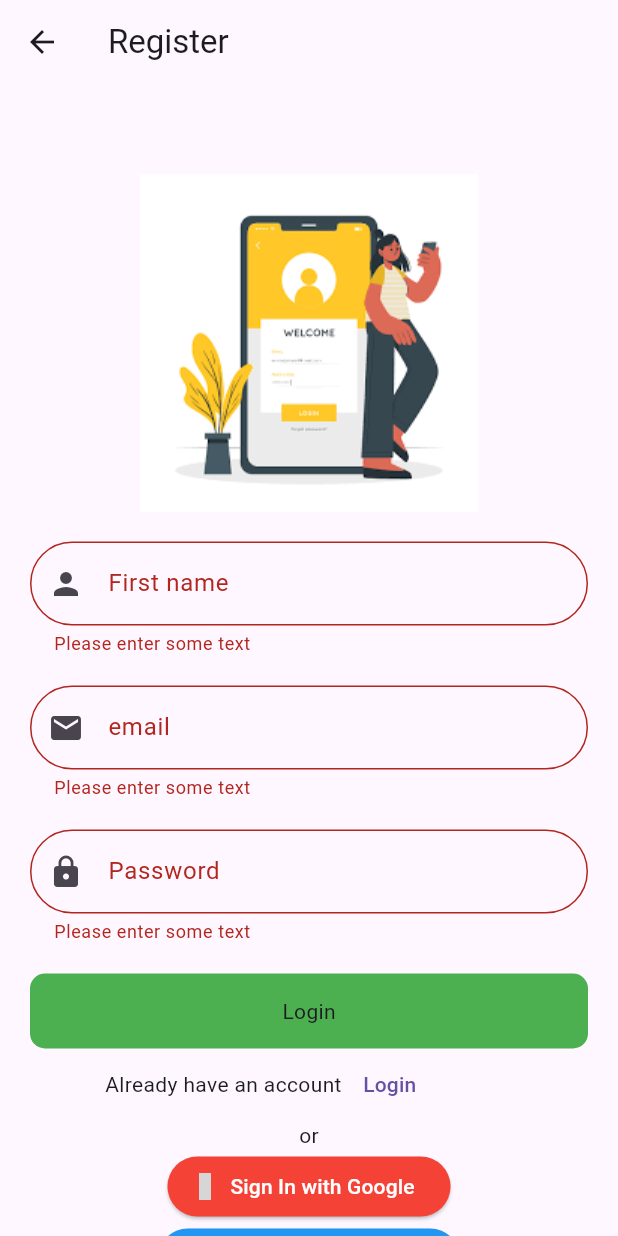
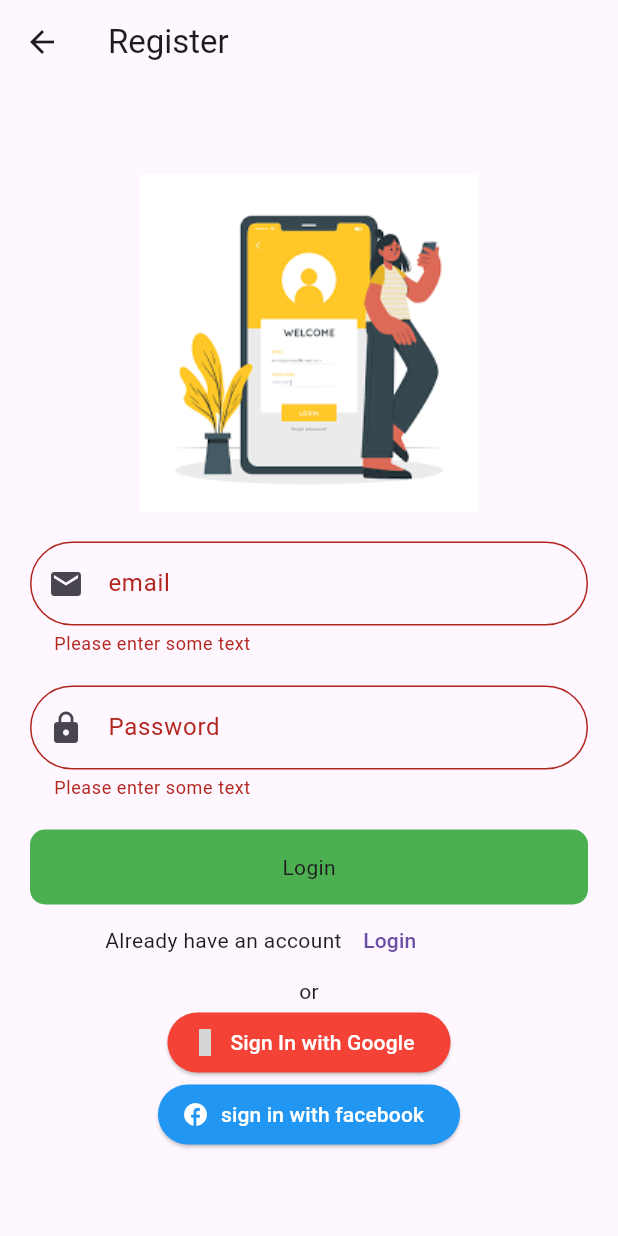
Before and after one commit to loydcardozo/medapp, a Flutter app: the RegisterPage screen opened directly, after a tap on "Login", on a phone screen of 412 x 824 dp. Run offline on Flutter 3.47's test engine with Material 3 defaults, Android fonts, the phone set to English and light mode, and no system bars; our stand-ins replace device_info_plus, intro_slider, material_design_icons_flutter, shared_preferences; accounts and stored records are empty; grey boxes are pictures that could not be loaded.

```diff
--- a/lib/pages/profilepage.dart
+++ b/lib/pages/profilepage.dart
@@ -1,7 +1,12 @@
 import 'package:flutter/material.dart';
 import 'package:medapp/pages/editprofilepage.dart';
 
-class ProfilePage extends StatelessWidget{
+class ProfilePage extends StatefulWidget{
+  @override
+  _ProfilePageState createState() => _ProfilePageState();
+}
+
+class _ProfilePageState extends State<ProfilePage>{
   @override
   Widget build(BuildContext context) {
     return Scaffold(
--- a/lib/pages/registrationpage.dart
+++ b/lib/pages/registrationpage.dart
@@ -10,14 +10,14 @@ class RegisterPage extends StatefulWidget{
 
 class _RegisterPageState extends State<RegisterPage>{
   final _formKey = GlobalKey<FormState>();
-  TextEditingController firstNameController = TextEditingController();
-  TextEditingController lastNameController = TextEditingController();
+  // TextEditingController firstNameController = TextEditingController();
+  // TextEditingController lastNameController = TextEditingController();
   TextEditingController emailController = TextEditingController();
   TextEditingController passwordController = TextEditingController();
-  TextEditingController dateOfBirthController = TextEditingController();
-  TextEditingController addressController = TextEditingController();
-  TextEditingController phoneNumberController = TextEditingController();
-  TextEditingController HealthInfoController = TextEditingController();
+  // TextEditingController dateOfBirthController = TextEditingController();
+  // TextEditingController addressController = TextEditingController();
+  // TextEditingController phoneNumberController = TextEditingController();
+  // TextEditingController HealthInfoController = TextEditingController();
 
   @override
   Widget build(BuildContext context) {
@@ -35,25 +35,25 @@ class _RegisterPageState extends State<RegisterPage>{
               children:[
                 Padding(padding: EdgeInsets.all(20)),
                 Image.asset('assets/images/login.png'),
-                Padding(padding: EdgeInsets.all(10)),
-                TextFormField(
-                  controller: firstNameController,
-                  validator: (value) {
-              if (value == null || value.isEmpty) {
-                return 'Please enter some text';
-              }
-              return null;
-            },
-                  decoration: InputDecoration(
-                    labelText:'First name',
-                    prefixIcon: Icon(
-                      Icons.person
-                    ),
-                    border: OutlineInputBorder(
-                      borderRadius: BorderRadius.all(Radius.circular(30.0)),
-                    ),
-                  )
-                ),
+            //     Padding(padding: EdgeInsets.all(10)),
+            //     TextFormField(
+            //       controller: firstNameController,
+            //       validator: (value) {
+            //   if (value == null || value.isEmpty) {
+            //     return 'Please enter some text';
+            //   }
+            //   return null;
+            // },
+            //       decoration: InputDecoration(
+            //         labelText:'First name',
+            //         prefixIcon: Icon(
+            //           Icons.person
+            //         ),
+            //         border: OutlineInputBorder(
+            //           borderRadius: BorderRadius.all(Radius.circular(30.0)),
+            //         ),
+            //       )
+            //     ),
             //     Padding(padding: EdgeInsets.all(10)),
             //     TextFormField(
             //       controller: lastNameController,
```
